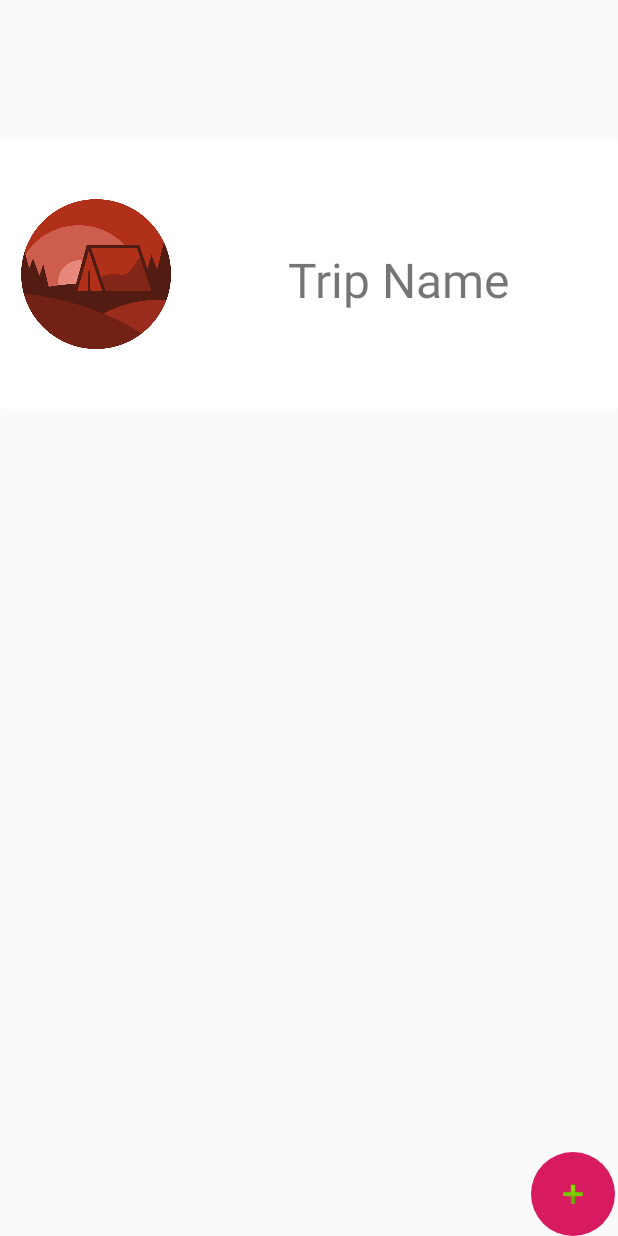
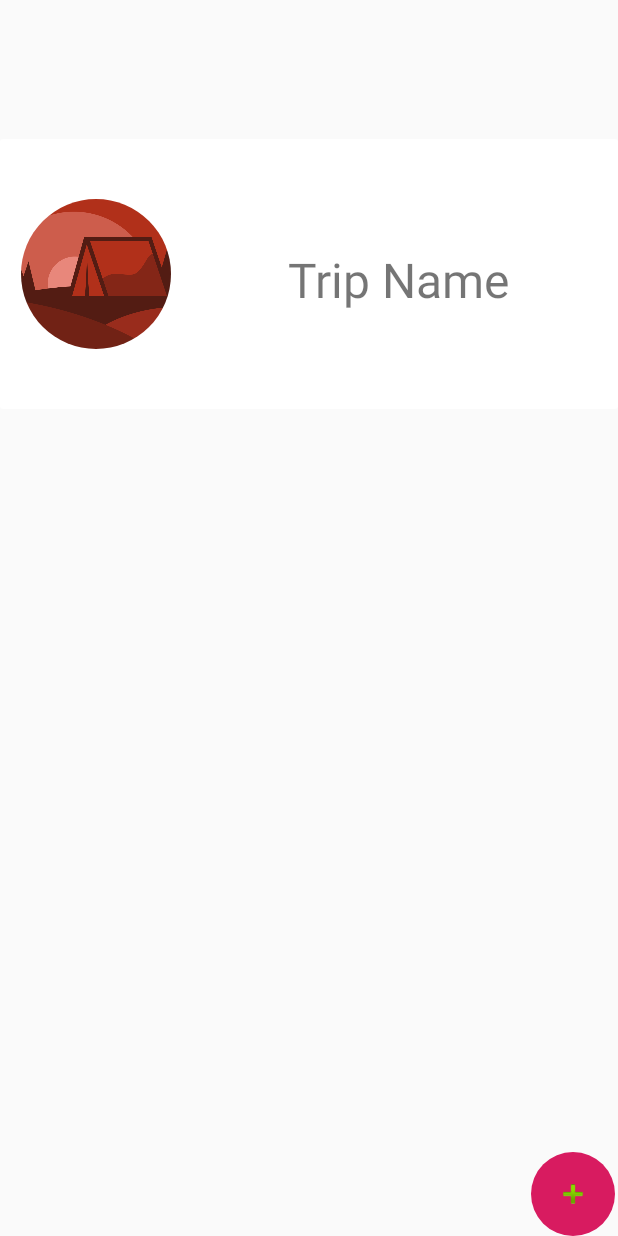
Before and after one commit to ioanapravai/Travel-Journal---Android, an Android app: the TripGallery screen opened directly, with no data from a screen before it, on a phone screen of 412 x 824 dp. Run offline under Robolectric (Android 15) with nearby library versions, the phone set to English and light mode, and no system bars; our stand-ins replace CircleImageView, Firebase (no records; nobody signed in at launch, a user with empty details on screens opened directly), Picasso; 4 statements that could not run were skipped.

Commit message:
changed trip icon to CircleImageView

```diff
--- a/app/src/main/java/com/example/traveljournal/TripGallery.java
+++ b/app/src/main/java/com/example/traveljournal/TripGallery.java
@@ -33,11 +33,13 @@ import com.squareup.picasso.Picasso;
 
 import java.util.UUID;
 
+import de.hdodenhof.circleimageview.CircleImageView;
+
 public class TripGallery extends AppCompatActivity {
 
     private Context context;
     private TextView textView;
-    private ImageView imageView;
+    private CircleImageView imageView;
     private Trip trip;
     private GridView gridView;
     private static final String ID_KEY = "trip_id";
--- a/app/src/main/java/com/example/traveljournal/TripGalleryImageAdapter.java
+++ b/app/src/main/java/com/example/traveljournal/TripGalleryImageAdapter.java
@@ -16,6 +16,8 @@ import com.google.firebase.storage.FirebaseStorage;
 import com.google.firebase.storage.StorageReference;
 
 import java.util.List;
+
+import de.hdodenhof.circleimageview.CircleImageView;
 
 public class TripGalleryImageAdapter extends BaseAdapter {
 
--- a/app/src/main/java/com/example/traveljournal/TripItemViewHolder.java
+++ b/app/src/main/java/com/example/traveljournal/TripItemViewHolder.java
@@ -20,10 +20,12 @@ import com.google.android.material.floatingactionbutton.FloatingActionButton;
 import com.google.firebase.auth.FirebaseAuth;
 import com.google.firebase.firestore.FirebaseFirestore;
 
+import de.hdodenhof.circleimageview.CircleImageView;
+
 public class TripItemViewHolder extends RecyclerView.ViewHolder {
 
+    private CircleImageView imageView;
     private Context context;
-    private ImageView imageView;
     private TextView textView;
     private RatingBar ratingBar;
     private Trip trip;
@@ -35,7 +37,7 @@ public class TripItemViewHolder extends RecyclerView.ViewHolder {
         return imageView;
     }
 
-    public void setImageView(ImageView imageView) {
+    public void setImageView(CircleImageView imageView) {
         this.imageView = imageView;
     }
 
--- a/app/src/main/res/layout/activity_trip_gallery.xml
+++ b/app/src/main/res/layout/activity_trip_gallery.xml
@@ -33,13 +33,13 @@
             android:layout_height="100dp"
             android:orientation="horizontal">
 
-
-
-            <ImageView
+            <de.hdodenhof.circleimageview.CircleImageView
                 android:id="@+id/ImageViewTripIcon"
                 android:layout_width="128dp"
                 android:layout_height="100dp"
-                android:src="@drawable/logo"></ImageView>
+                android:src="@drawable/logo"
+                ></de.hdodenhof.circleimageview.CircleImageView>
+
 
             <TextView
                 android:layout_width="64dp"
--- a/app/src/main/res/layout/trip_item.xml
+++ b/app/src/main/res/layout/trip_item.xml
@@ -34,7 +34,7 @@
         app:layout_constraintTop_toBottomOf="@+id/tripName"
         app:layout_constraintVertical_bias="0.856" />
 
-    <ImageView
+    <de.hdodenhof.circleimageview.CircleImageView
         android:id="@+id/imageView3"
         android:layout_width="419dp"
         android:layout_height="373dp"
```
